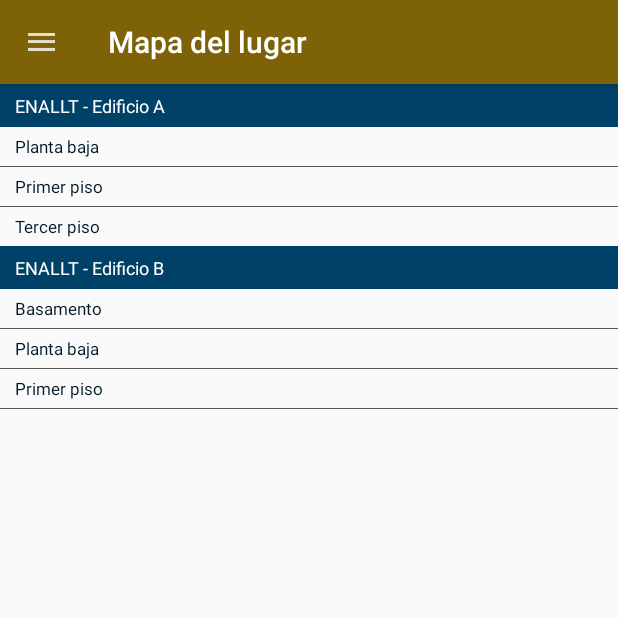
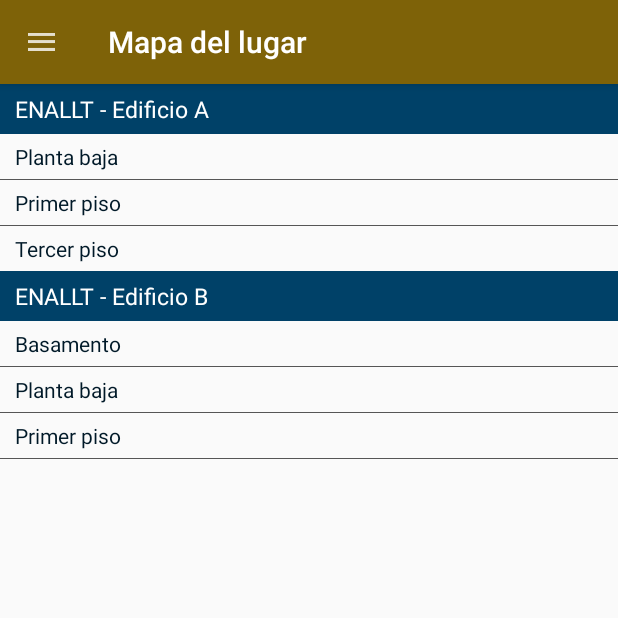
Before and after one commit to appgeediplomado/ANDROID-GEE, an Android app: the screen it shows after launch (MainActivity), in the side drawer, after a tap on "Mapa del lugar", on a phone screen of 412 x 824 dp, the top half of it. Run offline under Robolectric (Android 15) with nearby library versions, the phone set to English and light mode, and no system bars.

Commit message:
Activities update: Detalles asistencia, Mapa

```diff
--- a/app/src/main/res/layout/fragment_mapa.xml
+++ b/app/src/main/res/layout/fragment_mapa.xml
@@ -14,7 +14,7 @@
         android:text="ENALLT - Edificio A"
         android:paddingVertical="6dp"
         android:paddingHorizontal="10dp"
-        android:textSize="12sp"
+        android:textSize="15sp"
         android:background="@color/colorTextPrimaryDark"
         android:textColor="@android:color/white" />
     <TextView
@@ -24,7 +24,7 @@
         android:text="Planta baja"
         android:paddingVertical="5dp"
         android:paddingHorizontal="10dp"
-        android:textSize="11sp"
+        android:textSize="14sp"
         android:textColor="@color/colorTextPrimary"/>
     <View
         android:layout_width="match_parent"
@@ -37,7 +37,7 @@
         android:text="Primer piso"
         android:paddingVertical="5dp"
         android:paddingHorizontal="10dp"
-        android:textSize="11sp"
+        android:textSize="14sp"
         android:textColor="@color/colorTextPrimary"/>
     <View
         android:layout_width="match_parent"
@@ -50,7 +50,7 @@
         android:text="Tercer piso"
         android:paddingVertical="5dp"
         android:paddingHorizontal="10dp"
-        android:textSize="11sp"
+        android:textSize="14sp"
         android:textColor="@color/colorTextPrimary"/>
     <TextView
         android:layout_width="match_parent"
@@ -58,7 +58,7 @@
         android:text="ENALLT - Edificio B"
         android:paddingVertical="6dp"
         android:paddingHorizontal="10dp"
-        android:textSize="12sp"
+        android:textSize="15sp"
         android:background="@color/colorTextPrimaryDark"
         android:textColor="@android:color/white" />
     <TextView
@@ -68,7 +68,7 @@
         android:text="Basamento"
         android:paddingVertical="5dp"
         android:paddingHorizontal="10dp"
-        android:textSize="11sp"
+        android:textSize="14sp"
         android:textColor="@color/colorTextPrimary"/>
     <View
         android:layout_width="match_parent"
@@ -81,7 +81,7 @@
         android:text="Planta baja"
         android:paddingVertical="5dp"
         android:paddingHorizontal="10dp"
-        android:textSize="11sp"
+        android:textSize="14sp"
         android:textColor="@color/colorTextPrimary"/>
     <View
         android:layout_width="match_parent"
@@ -94,7 +94,7 @@
         android:text="Primer piso"
         android:paddingVertical="5dp"
         android:paddingHorizontal="10dp"
-        android:textSize="11sp"
+        android:textSize="14sp"
         android:textColor="@color/colorTextPrimary"/>
     <View
         android:layout_width="match_parent"
--- a/app/src/main/res/values/styles.xml
+++ b/app/src/main/res/values/styles.xml
@@ -19,8 +19,8 @@
         <item name="android:textSize">12sp</item>
     </style>
 
-    <style name="EditText" parent="AppTheme">
-        <item name="android:textSize">12sp</item>
+    <style name="EditText" parent="AppTheme">dfgdfgd
+        <item name="android:textSize">14sp</item>
         <!--cursor y línea normal-->
         <item name="colorControlNormal">@color/colorTextPrimary</item>
         <!--cursor y línea con foco-->
```
Also changed, not shown: app/src/main/res/layout/activity_detalles_asistencia.xml (+8 -8 lines), app/src/main/res/layout/fragment_asistencia.xml (+4 -4 lines).
